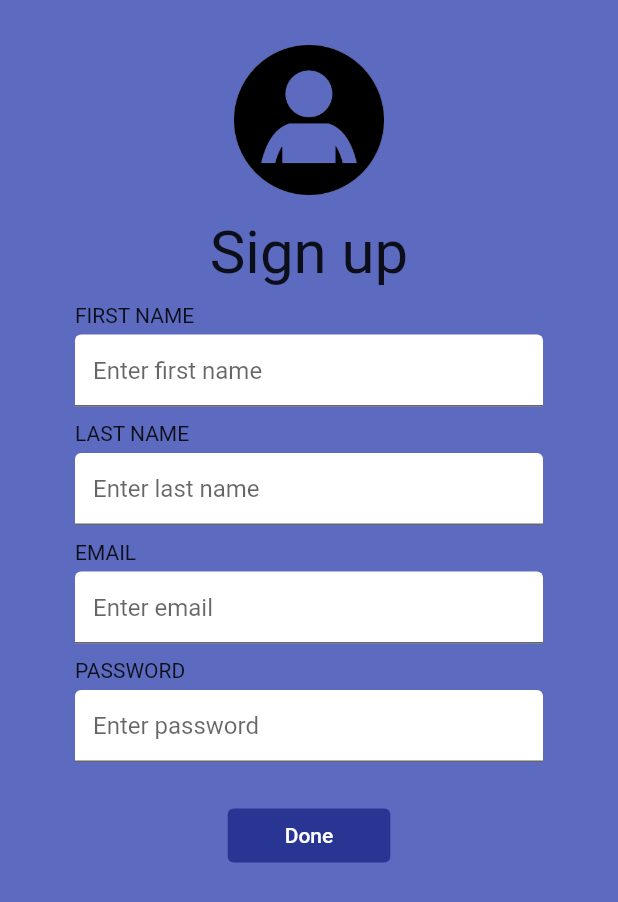
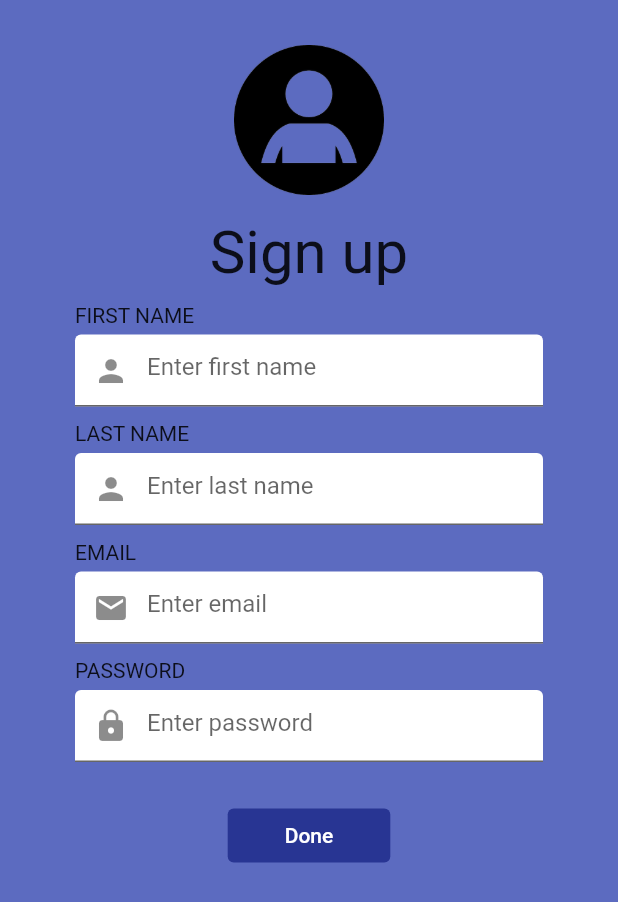
Before and after one commit to alfrednacuna888/ready_me, a Flutter app: the screen it shows after launch, after a tap on "SIGNUP", on a phone screen of 412 x 824 dp. Shown: the top 902 px of the screen. Run offline on Flutter 3.47's test engine with Material 2 defaults, Android fonts, the phone set to English and light mode, and no system bars.

Commit message:
Added icon in textfields

```diff
--- a/lib/main.dart
+++ b/lib/main.dart
@@ -55,7 +55,8 @@ class Login extends StatelessWidget {
                 decoration: InputDecoration(
                   fillColor: Colors.white,
                   filled: true,
-                  hintText: "Enter email"
+                  hintText: "Enter email",
+                  prefixIcon: Icon(Icons.email)
                 ),
               ),
             ),
@@ -71,7 +72,8 @@ class Login extends StatelessWidget {
                 decoration: InputDecoration(
                   fillColor: Colors.white,
                   filled: true,
-                  hintText: "Enter password"
+                  hintText: "Enter password",
+                  prefixIcon: Icon(Icons.lock)
                 ),
               ),
             ),
@@ -142,7 +144,8 @@ class Signup extends StatelessWidget {
                 decoration: InputDecoration(
                   fillColor: Colors.white,
                   filled: true,
-                  hintText: "Enter first name"
+                  hintText: "Enter first name",
+                  prefixIcon: Icon(Icons.person)
                 ),
               ),
             ),
@@ -157,7 +160,8 @@ class Signup extends StatelessWidget {
                 decoration: InputDecoration(
                   fillColor: Colors.white,
                   filled: true,
-                  hintText: "Enter last name"
+                  hintText: "Enter last name",
+                  prefixIcon: Icon(Icons.person)
                 ),
               ),
             ),
@@ -172,7 +176,8 @@ class Signup extends StatelessWidget {
                 decoration: InputDecoration(
                   fillColor: Colors.white,
                   filled: true,
-                  hintText: "Enter email"
+                  hintText: "Enter email",
+                  prefixIcon: Icon(Icons.email)
                 ),
               ),
             ),
@@ -188,7 +193,8 @@ class Signup extends StatelessWidget {
                 decoration: InputDecoration(
                   fillColor: Colors.white,
                   filled: true,
-                  hintText: "Enter password"
+                  hintText: "Enter password",
+                  prefixIcon: Icon(Icons.lock)
                 ),
               ),
             ),
```
